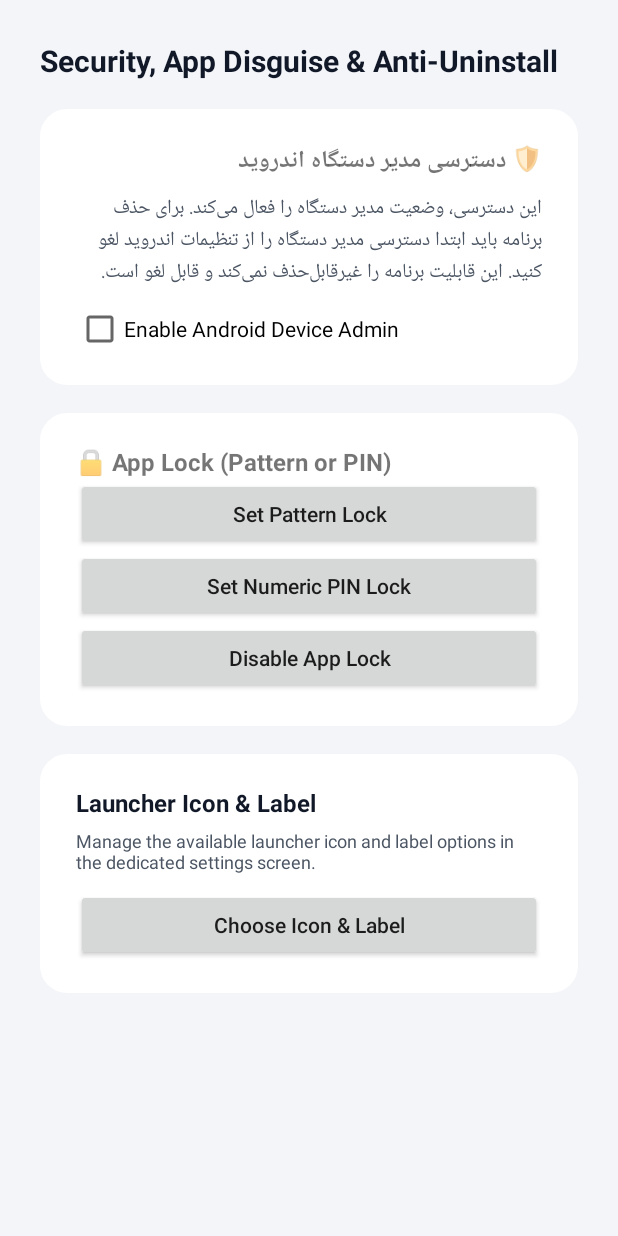
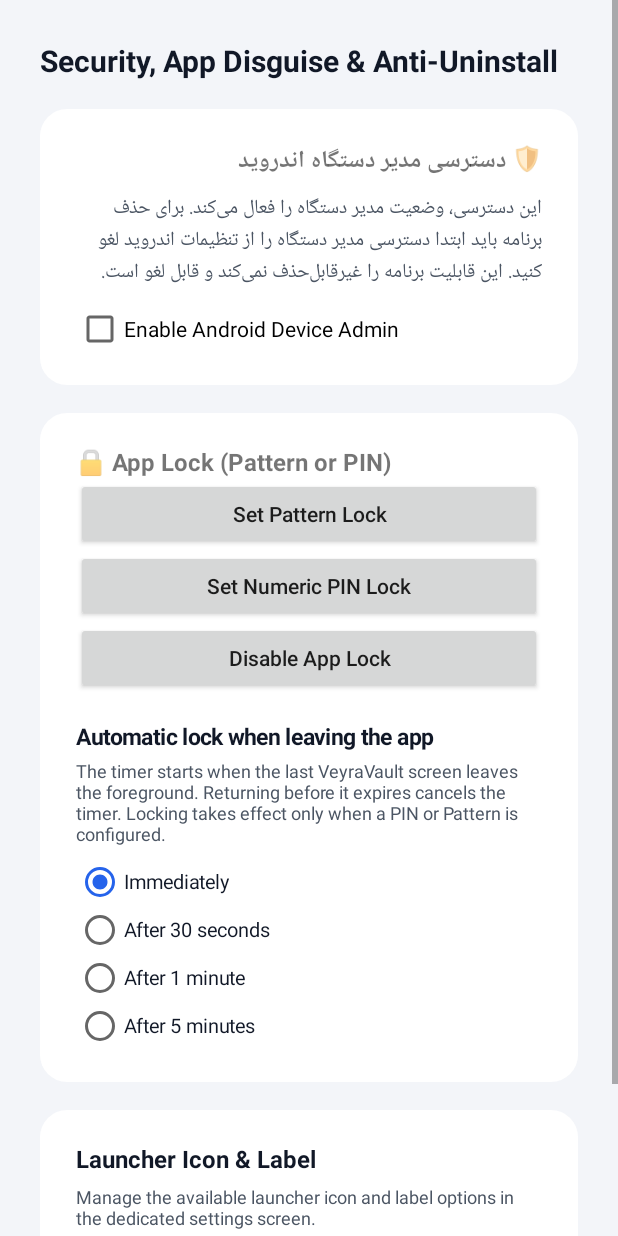
Before and after one commit to vaultveyra/VeyraVault-Project, an Android app: the SecuritySettingsActivity screen opened directly, with no data from a screen before it, on a phone screen of 412 x 824 dp. Run offline under Robolectric (Android 15) with nearby library versions, the phone set to English and light mode, and no system bars.

Commit message:
Add configurable main-app background lock timeout settings

```diff
--- a/app/src/main/java/com/veyravault/space/ui/SecuritySettingsActivity.java
+++ b/app/src/main/java/com/veyravault/space/ui/SecuritySettingsActivity.java
@@ -10,17 +10,29 @@ import android.widget.Button;
 import android.widget.CheckBox;
 import android.widget.CompoundButton;
 import android.widget.LinearLayout;
+import android.widget.RadioButton;
+import android.widget.RadioGroup;
 import android.widget.ScrollView;
 import android.widget.TextView;
 import android.widget.Toast;
 import com.veyravault.space.R;
 import com.veyravault.space.core.LocaleHelper;
+import com.veyravault.space.security.AppLockPolicy;
 import com.veyravault.space.security.SecurityManager;
 import com.veyravault.space.security.VaultDeviceAdminReceiver;
 
 public class SecuritySettingsActivity extends BaseActivity {
 
     private CheckBox antiUninstallSwitch;
+    private RadioGroup backgroundTimeoutChoices;
+    private final int[] backgroundTimeoutValues = {
+            AppLockPolicy.TIMEOUT_IMMEDIATELY,
+            AppLockPolicy.TIMEOUT_30_SECONDS,
+            AppLockPolicy.TIMEOUT_1_MINUTE,
+            AppLockPolicy.TIMEOUT_5_MINUTES
+    };
+    private final int[] backgroundTimeoutIds = new int[4];
+    private boolean updatingBackgroundTimeoutChoices;
     private boolean fa;
 
     @Override
@@ -119,6 +131,59 @@ public class SecuritySettingsActivity extends BaseActivity {
             }
         });
         cardLock.addView(btnDisableLock);
+
+        TextView timeoutTitle = new TextView(this);
+        timeoutTitle.setText(fa ? "قفل خودکار هنگام خروج از برنامه" : "Automatic lock when leaving the app");
+        timeoutTitle.setTextSize(15f);
+        timeoutTitle.setTypeface(Typeface.DEFAULT_BOLD);
+        timeoutTitle.setTextColor(UiPalette.textPrimary(this));
+        timeoutTitle.setPadding(0, dp(18), 0, dp(4));
+        cardLock.addView(timeoutTitle);
+
+        TextView timeoutDescription = new TextView(this);
+        timeoutDescription.setText(fa
+                ? "زمان از وقتی شروع می‌شود که آخرین صفحهٔ VeyraVault از پیش‌زمینه خارج شود. با بازگشت پیش از پایان زمان، شمارش متوقف می‌شود. این گزینه فقط با PIN یا Pattern فعال اثر قفل دارد."
+                : "The timer starts when the last VeyraVault screen leaves the foreground. Returning before it expires cancels the timer. Locking takes effect only when a PIN or Pattern is configured.");
+        timeoutDescription.setTextSize(12f);
+        timeoutDescription.setTextColor(UiPalette.textSecondary(this));
+        timeoutDescription.setPadding(0, 0, 0, dp(8));
+        cardLock.addView(timeoutDescription);
+
+        backgroundTimeoutChoices = new RadioGroup(this);
+        backgroundTimeoutChoices.setOrientation(RadioGroup.VERTICAL);
+        String[] timeoutLabels = fa
+                ? new String[] {"بلافاصله", "پس از ۳۰ ثانیه", "پس از ۱ دقیقه", "پس از ۵ دقیقه"}
+                : new String[] {"Immediately", "After 30 seconds", "After 1 minute", "After 5 minutes"};
+        for (int i = 0; i < backgroundTimeoutValues.length; i++) {
+            RadioButton option = new RadioButton(this);
+            backgroundTimeoutIds[i] = View.generateViewId();
+            option.setId(backgroundTimeoutIds[i]);
+            option.setText(timeoutLabels[i]);
+            option.setTextSize(13f);
+            option.setTextColor(UiPalette.textPrimary(this));
+            backgroundTimeoutChoices.addView(option);
+        }
+        backgroundTimeoutChoices.setOnCheckedChangeListener((group, checkedId) -> {
+            if (updatingBackgroundTimeoutChoices) return;
+            int selectedIndex = -1;
+            for (int i = 0; i < backgroundTimeoutIds.length; i++) {
+                if (backgroundTimeoutIds[i] == checkedId) {
+                    selectedIndex = i;
+                    break;
+                }
+            }
+            if (selectedIndex < 0) return;
+            if (!AppLockPolicy.setBackgroundTimeoutSeconds(
+                    SecuritySettingsActivity.this, backgroundTimeoutValues[selectedIndex])) {
+                Toast.makeText(SecuritySettingsActivity.this,
+                        fa ? "ذخیره زمان قفل خودکار ناموفق بود."
+                           : "Could not save the automatic lock timeout.",
+                        Toast.LENGTH_LONG).show();
+                refreshBackgroundTimeoutChoices();
+            }
+        });
+        refreshBackgroundTimeoutChoices();
+        cardLock.addView(backgroundTimeoutChoices);
         root.addView(cardLock);
 
         LinearLayout cardDisguise = makeCard();
@@ -155,6 +220,22 @@ public class SecuritySettingsActivity extends BaseActivity {
         if (antiUninstallSwitch != null) {
             antiUninstallSwitch.setChecked(VaultDeviceAdminReceiver.isAntiUninstallActive(this));
         }
+        refreshBackgroundTimeoutChoices();
+    }
+
+    private void refreshBackgroundTimeoutChoices() {
+        if (backgroundTimeoutChoices == null) return;
+        int saved = AppLockPolicy.getBackgroundTimeoutSeconds(this);
+        int selectedId = backgroundTimeoutIds[0];
+        for (int i = 0; i < backgroundTimeoutValues.length; i++) {
+            if (backgroundTimeoutValues[i] == saved) {
+                selectedId = backgroundTimeoutIds[i];
+                break;
+            }
+        }
+        updatingBackgroundTimeoutChoices = true;
+        backgroundTimeoutChoices.check(selectedId);
+        updatingBackgroundTimeoutChoices = false;
     }
 
     private LinearLayout makeCard() {
```
